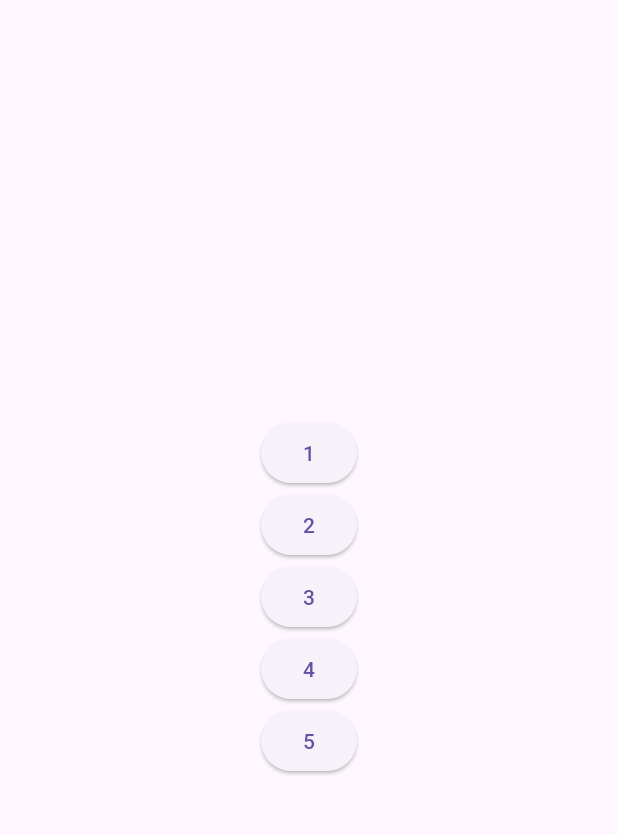
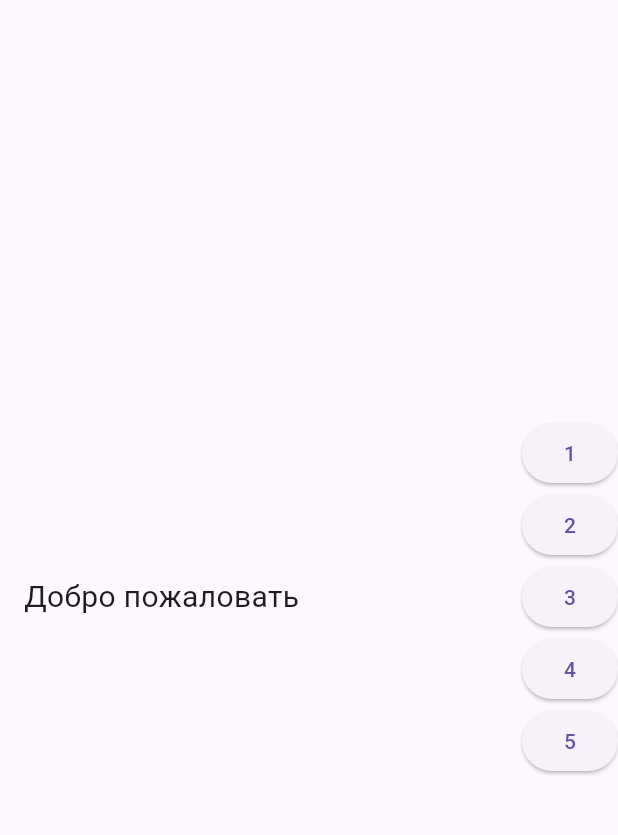
Before and after one commit to vdovydenkov/vibe_echo, a Flutter app: the screen it shows after launch, on a phone screen of 412 x 824 dp, the part 63-898 px from its top. Run offline on Flutter 3.47's test engine with Material 3 defaults, Android fonts, the phone set to English and light mode, and no system bars; our stand-ins replace get_it, logger, vibration.

Commit message:
refactor: adjust layout for buttons and info display

```diff
--- a/lib/main.dart
+++ b/lib/main.dart
@@ -47,12 +47,14 @@ class HomeScreen extends StatefulWidget {
 
 // Состояние главной страницы
 class _HomeScreenState extends State<HomeScreen> {
-  // Функция для обработки нажатия на кнопку
-  void _onButtonPressed(String text, VibePreset preset) {
   // Достаём синглтоны: логгер и устройство
   final myLog      = getDependency<Logger>();
   final vibeDevice = getDependency<VibeDevice>();
 
+  String _mainText = 'Добро пожаловать';
+
+  // Функция для обработки нажатия на кнопку
+  void _onButtonPressed(String text, VibePreset preset) {
     // ScaffoldMessenger — стандартный способ показать SnackBar (сообщение)
     ScaffoldMessenger.of(context).showSnackBar(
       SnackBar(content: Text(text)),
@@ -69,10 +71,32 @@ class _HomeScreenState extends State<HomeScreen> {
         title: const Text(appTitle),
       ),
       // Тело экрана
-      body: Center(
-        // Column — вертикальное расположение кнопок
+      body: Row(
+        mainAxisAlignment: MainAxisAlignment.spaceBetween, // пространство между текстом и кнопками
+        crossAxisAlignment: CrossAxisAlignment.center,      // выравниваем по вертикали
+        children: [
+          // Левая часть — текстовое поле
+          Expanded(
+            child: Padding(
+              padding: const EdgeInsets.all(16.0),
+              child: SingleChildScrollView(
                 child: Column(
-          mainAxisAlignment: MainAxisAlignment.center, // Центрируем по вертикали
+                  crossAxisAlignment: CrossAxisAlignment.start, // прижимаем к левому краю
+                  children: [
+                    Text(
+                      _mainText,
+                      style: const TextStyle(fontSize: 20),
+                    ),
+                  ],
+                ),
+              ),
+            ),
+          ),
+
+          // Правая часть — колонка кнопок
+          Column(
+            mainAxisAlignment: MainAxisAlignment.center, // по вертикали центр
+            crossAxisAlignment: CrossAxisAlignment.end,  // кнопки вправо
             children: [
               ElevatedButton(
                 onPressed: () => _onButtonPressed('Первый', VibePreset.symb1),
@@ -96,6 +120,7 @@ class _HomeScreenState extends State<HomeScreen> {
               ),
             ],
           ),
+        ],
       ),
     );
   }
```
Lines whose indentation alone changed are shown as unchanged.
